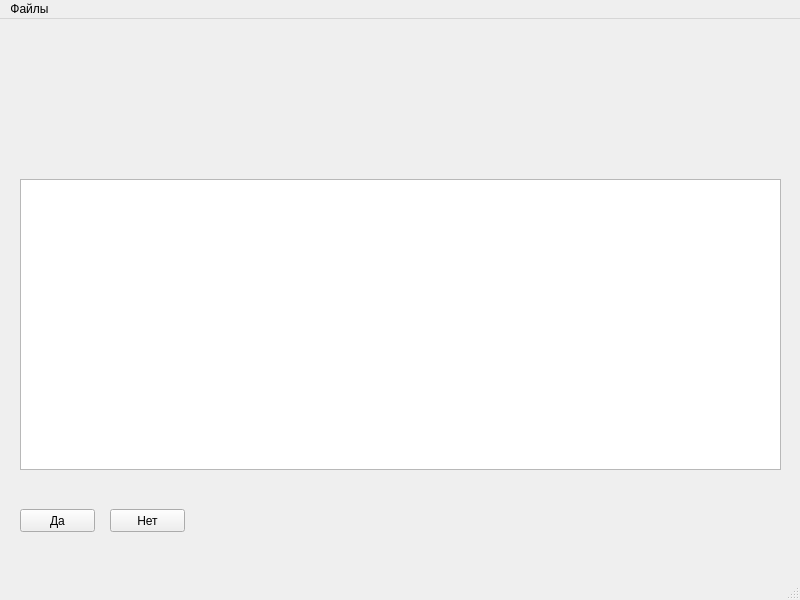
UBLACKHOSE/Segio_progect, file Project/mainwindow.ui: the form before one commit.
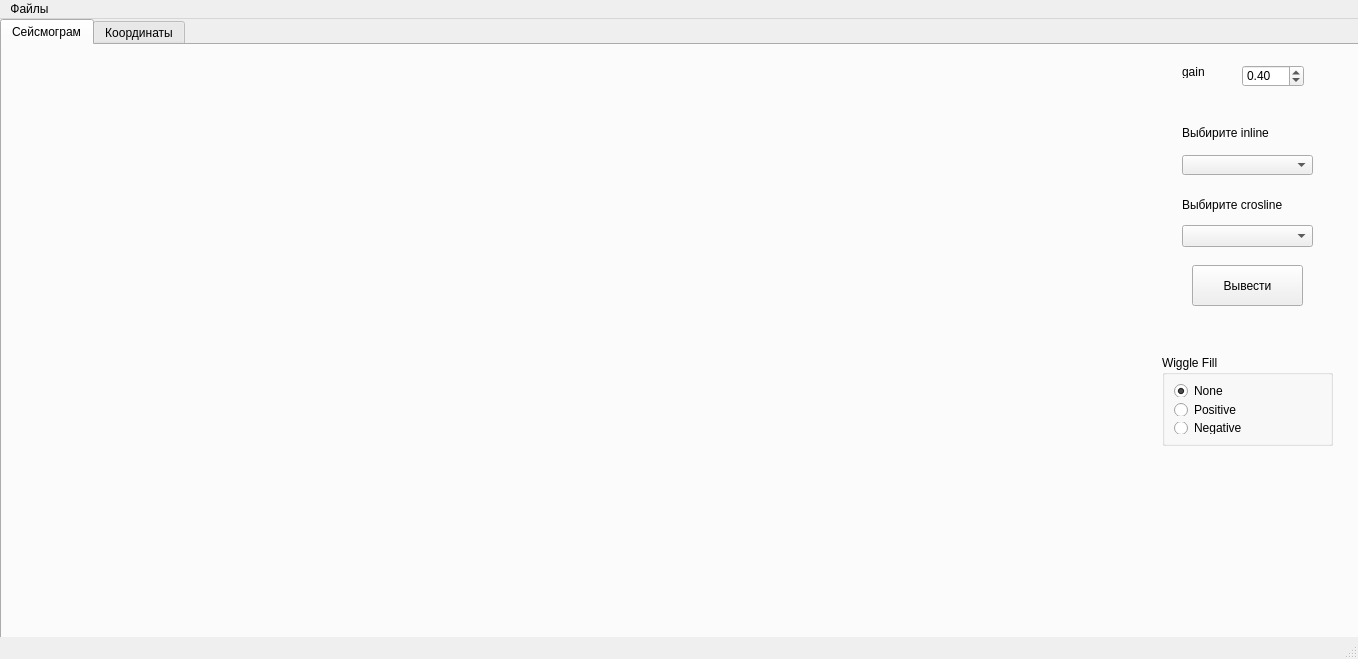
The form after the commit.

Diff of the .ui file:
```diff
--- a/Project/mainwindow.ui
+++ b/Project/mainwindow.ui
@@ -6,40 +6,14 @@
    <rect>
     <x>0</x>
     <y>0</y>
-    <width>800</width>
-    <height>600</height>
+    <width>1358</width>
+    <height>659</height>
    </rect>
   </property>
   <property name="windowTitle">
    <string>MainWindow</string>
   </property>
   <widget class="QWidget" name="centralwidget">
-   <widget class="QPushButton" name="pushButton">
-    <property name="geometry">
-     <rect>
-      <x>20</x>
-      <y>490</y>
-      <width>75</width>
-      <height>23</height>
-     </rect>
-    </property>
-    <property name="text">
-     <string>Да</string>
-    </property>
-   </widget>
-   <widget class="QPushButton" name="pushButton_2">
-    <property name="geometry">
-     <rect>
-      <x>110</x>
-      <y>490</y>
-      <width>75</width>
-      <height>23</height>
-     </rect>
-    </property>
-    <property name="text">
-     <string>Нет</string>
-    </property>
-   </widget>
    <widget class="QLabel" name="File_path">
     <property name="geometry">
      <rect>
@@ -53,15 +27,201 @@
      <string/>
     </property>
    </widget>
-   <widget class="QTableWidget" name="tableWidget">
+   <widget class="QTabWidget" name="tabWidget">
     <property name="geometry">
      <rect>
-      <x>20</x>
-      <y>160</y>
-      <width>761</width>
-      <height>291</height>
+      <x>0</x>
+      <y>0</y>
+      <width>1361</width>
+      <height>621</height>
      </rect>
     </property>
+    <property name="currentIndex">
+     <number>0</number>
+    </property>
+    <widget class="QWidget" name="tab">
+     <property name="minimumSize">
+      <size>
+       <width>1355</width>
+       <height>0</height>
+      </size>
+     </property>
+     <attribute name="title">
+      <string>Сейсмограм</string>
+     </attribute>
+     <widget class="QWidget" name="verticalLayoutWidget">
+      <property name="geometry">
+       <rect>
+        <x>0</x>
+        <y>0</y>
+        <width>1131</width>
+        <height>591</height>
+       </rect>
+      </property>
+      <layout class="QVBoxLayout" name="verticalLayout"/>
+     </widget>
+     <widget class="QPushButton" name="pushButton">
+      <property name="geometry">
+       <rect>
+        <x>1190</x>
+        <y>220</y>
+        <width>111</width>
+        <height>41</height>
+       </rect>
+      </property>
+      <property name="text">
+       <string>Вывести</string>
+      </property>
+     </widget>
+     <widget class="QComboBox" name="comboBox_2">
+      <property name="geometry">
+       <rect>
+        <x>1180</x>
+        <y>180</y>
+        <width>131</width>
+        <height>22</height>
+       </rect>
+      </property>
+     </widget>
+     <widget class="QComboBox" name="comboBox">
+      <property name="geometry">
+       <rect>
+        <x>1180</x>
+        <y>110</y>
+        <width>131</width>
+        <height>20</height>
+       </rect>
+      </property>
+     </widget>
+     <widget class="QLabel" name="label_2">
+      <property name="geometry">
+       <rect>
+        <x>1180</x>
+        <y>150</y>
+        <width>131</width>
+        <height>20</height>
+       </rect>
+      </property>
+      <property name="text">
+       <string>Выбирите crosline</string>
+      </property>
+     </widget>
+     <widget class="QLabel" name="label">
+      <property name="geometry">
+       <rect>
+        <x>1180</x>
+        <y>80</y>
+        <width>121</width>
+        <height>16</height>
+       </rect>
+      </property>
+      <property name="text">
+       <string>Выбирите inline</string>
+      </property>
+     </widget>
+     <widget class="QGroupBox" name="groupBox">
+      <property name="geometry">
+       <rect>
+        <x>1160</x>
+        <y>310</y>
+        <width>171</width>
+        <height>91</height>
+       </rect>
+      </property>
+      <property name="title">
+       <string>Wiggle Fill</string>
+      </property>
+      <layout class="QVBoxLayout" name="verticalLayout_3">
+       <item>
+        <widget class="QRadioButton" name="radioButton">
+         <property name="enabled">
+          <bool>true</bool>
+         </property>
+         <property name="tabletTracking">
+          <bool>false</bool>
+         </property>
+         <property name="acceptDrops">
+          <bool>false</bool>
+         </property>
+         <property name="statusTip">
+          <string/>
+         </property>
+         <property name="text">
+          <string>None</string>
+         </property>
+         <property name="checked">
+          <bool>true</bool>
+         </property>
+        </widget>
+       </item>
+       <item>
+        <widget class="QRadioButton" name="radioButton_2">
+         <property name="text">
+          <string>Positive</string>
+         </property>
+        </widget>
+       </item>
+       <item>
+        <widget class="QRadioButton" name="radioButton_3">
+         <property name="text">
+          <string>Negative</string>
+         </property>
+        </widget>
+       </item>
+      </layout>
+     </widget>
+     <widget class="QDoubleSpinBox" name="doubleSpinBox">
+      <property name="geometry">
+       <rect>
+        <x>1240</x>
+        <y>20</y>
+        <width>62</width>
+        <height>22</height>
+       </rect>
+      </property>
+      <property name="minimum">
+       <double>0.000000000000000</double>
+      </property>
+      <property name="maximum">
+       <double>10.000000000000000</double>
+      </property>
+      <property name="singleStep">
+       <double>0.010000000000000</double>
+      </property>
+      <property name="value">
+       <double>0.400000000000000</double>
+      </property>
+     </widget>
+     <widget class="QLabel" name="label_3">
+      <property name="geometry">
+       <rect>
+        <x>1180</x>
+        <y>20</y>
+        <width>47</width>
+        <height>13</height>
+       </rect>
+      </property>
+      <property name="text">
+       <string>gain</string>
+      </property>
+     </widget>
+    </widget>
+    <widget class="QWidget" name="coordinate">
+     <attribute name="title">
+      <string>Координаты</string>
+     </attribute>
+     <widget class="QWidget" name="verticalLayoutWidget_2">
+      <property name="geometry">
+       <rect>
+        <x>0</x>
+        <y>0</y>
+        <width>1351</width>
+        <height>601</height>
+       </rect>
+      </property>
+      <layout class="QVBoxLayout" name="verticalLayout_2"/>
+     </widget>
+    </widget>
    </widget>
   </widget>
   <widget class="QMenuBar" name="menubar">
@@ -69,7 +229,7 @@
     <rect>
      <x>0</x>
      <y>0</y>
-     <width>800</width>
+     <width>1358</width>
      <height>21</height>
     </rect>
    </property>
```
